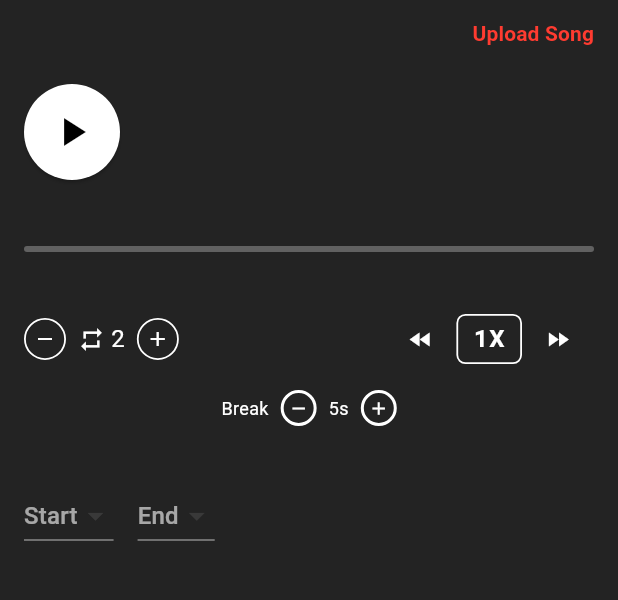
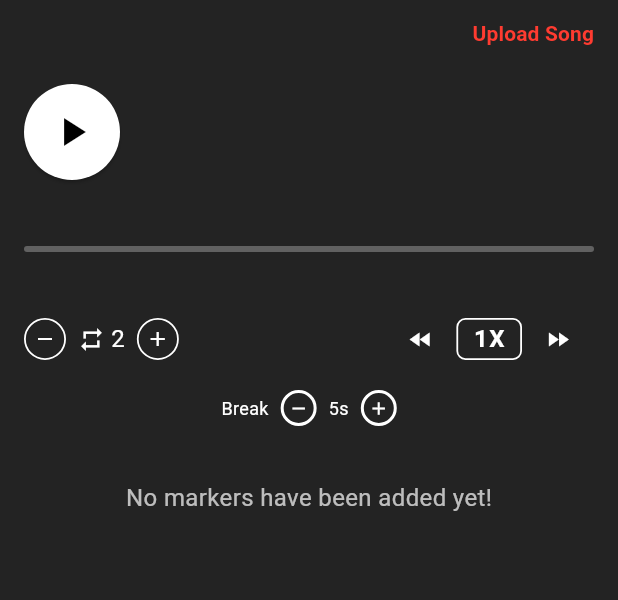
Before and after one commit to Justusschl/LoopingTool, a Flutter app: the LoopingToolExperimentScreen screen opened directly, after a tap on the "add" icon, on a phone screen of 412 x 824 dp, the part 90-690 px from its top. Run offline on Flutter 3.47's test engine with Material 3 defaults, Android fonts, the phone set to English and light mode, and no system bars; our stand-ins replace file_picker, just_audio, marquee.

Commit message:
segment cards update, clickable

```diff
--- a/lib/features/looping_tool/screens/main_screen.dart
+++ b/lib/features/looping_tool/screens/main_screen.dart
@@ -71,35 +71,33 @@ class _MainScreenState extends State<MainScreen> {
             Expanded(
               child: Padding(
                 padding: const EdgeInsets.all(8.0),
-                child: vm.selectedSegment != null
-                    ? SegmentSelector(audioService: Provider.of(context, listen: false))
-                    : addingSegment
-                        ? SegmentSelector(audioService: Provider.of(context, listen: false))
-                        : Container(
+                child: Builder(
+                  builder: (context) {
+                    final markerCount = vm.markers.length;
+                    if (markerCount == 0) {
+                      return Container(
                         decoration: BoxDecoration(
                           border: Border.all(color: Colors.white24),
                           borderRadius: BorderRadius.circular(12),
                         ),
                         child: Center(
-                              child: Column(
-                                mainAxisSize: MainAxisSize.min,
-                                children: [
-                                  Text('No Segments have been added yet!', style: TextStyle(color: Colors.white)),
-                                  SizedBox(height: 12),
-                                  OutlinedButton(
-                                    onPressed: () {
-                                      setState(() {
-                                        addingSegment = true;
-                                      });
+                          child: Text('No markers have been added yet!', style: TextStyle(color: Colors.white)),
+                        ),
+                      );
+                    } else if (markerCount == 1) {
+                      return Container(
+                        decoration: BoxDecoration(
+                          border: Border.all(color: Colors.white24),
+                          borderRadius: BorderRadius.circular(12),
+                        ),
+                        child: Center(
+                          child: Text('Add another marker to build segment', style: TextStyle(color: Colors.white)),
+                        ),
+                      );
+                    } else {
+                      return SegmentSelector(audioService: Provider.of(context, listen: false));
+                    }
                   },
-                                    style: OutlinedButton.styleFrom(
-                                      side: BorderSide(color: Colors.white),
-                                    ),
-                                    child: Text('Add Segment', style: TextStyle(color: Colors.white)),
-                                  ),
-                                ],
-                              ),
-                            ),
                 ),
               ),
             ),
--- a/lib/features/looping_tool/widgets/playback_speed_selector.dart
+++ b/lib/features/looping_tool/widgets/playback_speed_selector.dart
@@ -30,13 +30,16 @@ class PlaybackSpeedSelector extends StatelessWidget {
           constraints: BoxConstraints(),
         ),
         Container(
-          padding: EdgeInsets.symmetric(horizontal: 10, vertical: 4),
+          height: 28,
+          alignment: Alignment.center,
+          padding: EdgeInsets.symmetric(horizontal: 10, vertical: 0),
           decoration: BoxDecoration(
             border: Border.all(color: Colors.white, width: 1.2),
             borderRadius: BorderRadius.circular(6),
           ),
           child: Text(
             displaySpeed,
+            textAlign: TextAlign.center,
             style: TextStyle(
               color: Colors.white,
               fontSize: 16,
--- a/lib/features/looping_tool/widgets/segment_selector.dart
+++ b/lib/features/looping_tool/widgets/segment_selector.dart
@@ -17,6 +17,7 @@ class SegmentSelector extends StatefulWidget {
 
 class _SegmentSelectorState extends State<SegmentSelector> {
   late final AudioService audioService;
+  int? expandedIndex; // Track which segment is expanded
 
   @override
   void initState() {
@@ -27,88 +28,130 @@ class _SegmentSelectorState extends State<SegmentSelector> {
   @override
   Widget build(BuildContext context) {
     final vm = context.watch<LoopingToolViewModel>();
+    final markers = vm.markers;
 
-    return Column(
+    if (markers.length == 0) {
+      return Padding(
+        padding: const EdgeInsets.all(16.0),
+        child: Center(
+          child: Text(
+            'No markers have been added yet!',
+            style: TextStyle(fontSize: 16, color: Colors.white70),
+          ),
+        ),
+      );
+    }
+    if (markers.length == 1) {
+      return Padding(
+        padding: const EdgeInsets.all(16.0),
+        child: Center(
+          child: Text(
+            'Add another marker to build segment',
+            style: TextStyle(fontSize: 16, color: Colors.white70),
+          ),
+        ),
+      );
+    }
+
+    // Build segments: (A-B), (B-C), ...
+    final segments = <Map<String, dynamic>>[];
+    for (int i = 0; i < markers.length - 1; i++) {
+      segments.add({
+        'start': markers[i],
+        'end': markers[i + 1],
+        'label': '${markers[i].label}-${markers[i + 1].label}',
+      });
+    }
+
+    return Card(
+      color: Colors.grey[900],
+      shape: RoundedRectangleBorder(borderRadius: BorderRadius.circular(12)),
+      margin: const EdgeInsets.symmetric(vertical: 8, horizontal: 0),
+      child: Padding(
+        padding: const EdgeInsets.all(8.0),
+        child: ListView.builder(
+          shrinkWrap: true,
+          physics: NeverScrollableScrollPhysics(),
+          itemCount: segments.length,
+          itemBuilder: (context, idx) {
+            final seg = segments[idx];
+            final start = seg['start'];
+            final end = seg['end'];
+            final segmentLabel = seg['label'];
+            final segmentStart = _formatDuration(start.timestamp);
+            final segmentEnd = _formatDuration(end.timestamp);
+            final isExpanded = expandedIndex == idx;
+            return AnimatedContainer(
+              duration: Duration(milliseconds: 200),
+              margin: const EdgeInsets.symmetric(vertical: 4),
+              decoration: BoxDecoration(
+                color: isExpanded ? Colors.grey[850] : Colors.grey[900],
+                borderRadius: BorderRadius.circular(10),
+                border: Border.all(color: isExpanded ? Colors.red : Colors.white24, width: isExpanded ? 2 : 1),
+              ),
+              child: InkWell(
+                borderRadius: BorderRadius.circular(10),
+                onTap: () {
+                  setState(() {
+                    expandedIndex = isExpanded ? null : idx;
+                  });
+                },
+                child: Padding(
+                  padding: const EdgeInsets.symmetric(horizontal: 12, vertical: 10),
+                  child: Column(
                     crossAxisAlignment: CrossAxisAlignment.start,
                     children: [
-        const SizedBox(height: 16),
                       Row(
                         children: [
-            DropdownButton<String>(
-              hint: const Text("Start"),
-              value: vm.selectedSegment?.start.label,
-              items: vm.markers
-                  .map((m) => DropdownMenuItem(
-                        value: m.label,
-                        child: Text("${m.label} (${_formatDuration(m.timestamp)})"),
-                      ))
-                  .toList(),
-              onChanged: (label) {
-                if (label != null) {
-                  final endLabel = vm.selectedSegment?.end.label;
-                  if (endLabel != null && endLabel != label) {
-                    vm.selectSegmentByLabels(label, endLabel);
-                  } else {
-                    // If no end selected yet, use the next marker
-                    final currentIndex = vm.markers.indexWhere((m) => m.label == label);
-                    if (currentIndex < vm.markers.length - 1) {
-                      vm.selectSegmentByLabels(label, vm.markers[currentIndex + 1].label);
-                    }
-                  }
+                          Text(
+                            segmentLabel,
+                            style: TextStyle(fontWeight: FontWeight.bold, fontSize: 16, color: Colors.white),
+                          ),
+                          SizedBox(width: 8),
+                          Text(
+                            '$segmentStart  -  $segmentEnd',
+                            style: TextStyle(fontSize: 14, color: Colors.white70),
+                          ),
+                          SizedBox(width: 8),
+                          if (isExpanded)
+                            IconButton(
+                              icon: Icon(Icons.play_arrow, color: Colors.white, size: 22),
+                              tooltip: 'Play segment',
+                              onPressed: () {
+                                widget.audioService.loopSegment(
+                                  start.timestamp,
+                                  end.timestamp,
+                                  vm.loopCount,
+                                  vm.breakDuration,
+                                );
+                              },
+                              padding: EdgeInsets.zero,
+                              constraints: BoxConstraints(),
+                            ),
+                          Spacer(),
+                          PopupMenuButton<String>(
+                            icon: Icon(Icons.more_vert, color: Colors.white),
+                            onSelected: (value) {
+                              if (value == 'delete') {
+                                // Remove both markers and segment
+                                vm.removeMarker(start);
+                                vm.removeMarker(end);
+                                setState(() {
+                                  expandedIndex = null;
+                                });
                               }
                             },
-            ),
-            const SizedBox(width: 16),
-            DropdownButton<String>(
-              hint: const Text("End"),
-              value: vm.selectedSegment?.end.label,
-              items: vm.markers
-                  .map((m) => DropdownMenuItem(
-                        value: m.label,
-                        child: Text("${m.label} (${_formatDuration(m.timestamp)})"),
-                      ))
-                  .toList(),
-              onChanged: (label) {
-                if (label != null) {
-                  final startLabel = vm.selectedSegment?.start.label;
-                  if (startLabel != null && startLabel != label) {
-                    vm.selectSegmentByLabels(startLabel, label);
-                  }
-                }
-              },
+                            itemBuilder: (context) => [
+                              PopupMenuItem(
+                                value: 'delete',
+                                child: Text('Delete segment'),
                               ),
                             ],
                           ),
-        const SizedBox(height: 28),
-        if (vm.selectedSegment != null) ...[
-          Text(
-            "Selected Segment: ${_formatDuration(vm.selectedSegment!.duration)}",
-            style: const TextStyle(fontWeight: FontWeight.bold, fontSize: 13),
+                        ],
                       ),
+                      if (isExpanded) ...[
                         const SizedBox(height: 12),
-          SizedBox(
-            height: 32,
-            child: ElevatedButton(
-              style: ElevatedButton.styleFrom(
-                padding: EdgeInsets.symmetric(horizontal: 12, vertical: 4),
-                textStyle: TextStyle(fontSize: 13),
-                minimumSize: Size(0, 32),
-              ),
-              onPressed: () {
-                final segment = vm.selectedSegment;
-                if (segment != null) {
-                  widget.audioService.loopSegment(
-                    segment.start.timestamp,
-                    segment.end.timestamp,
-                    vm.loopCount,
-                    vm.breakDuration,
-                  );
-                }
-              },
-              child: const Text("Loop Selected Segment"),
-            ),
-          ),
-          const SizedBox(height: 16),
                         Row(
                           mainAxisAlignment: MainAxisAlignment.spaceBetween,
                           children: [
@@ -142,6 +185,13 @@ class _SegmentSelectorState extends State<SegmentSelector> {
                         ),
                       ],
                     ],
+                  ),
+                ),
+              ),
+            );
+          },
+        ),
+      ),
     );
   }
 
```
Lines whose indentation alone changed are shown as unchanged.
